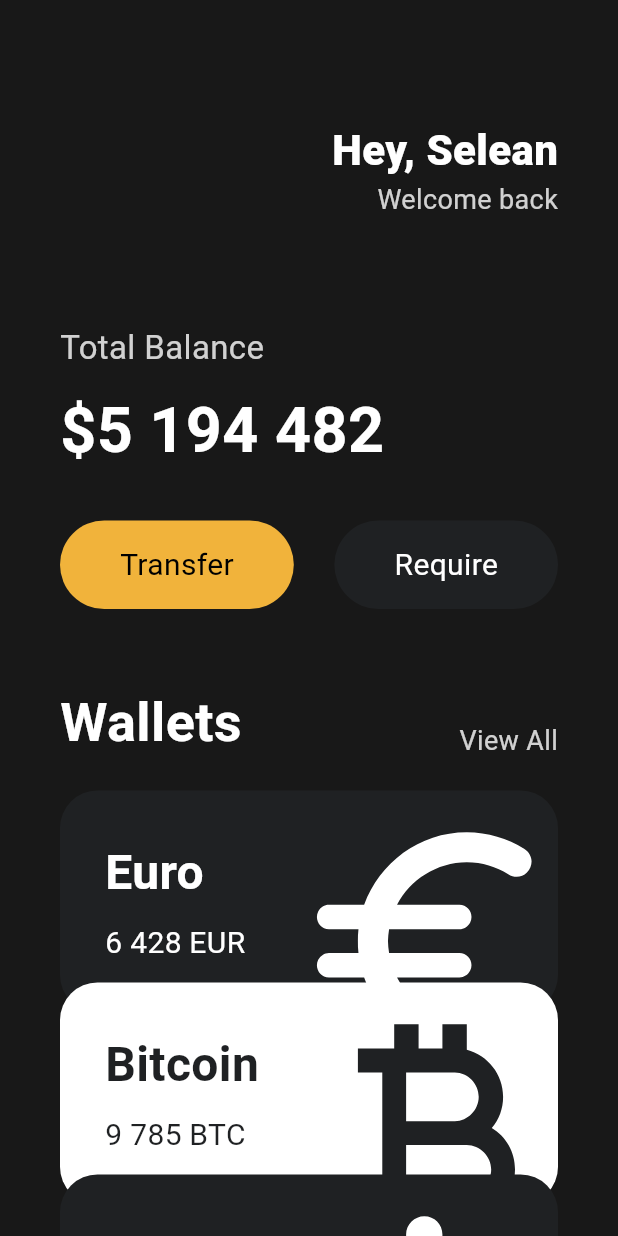
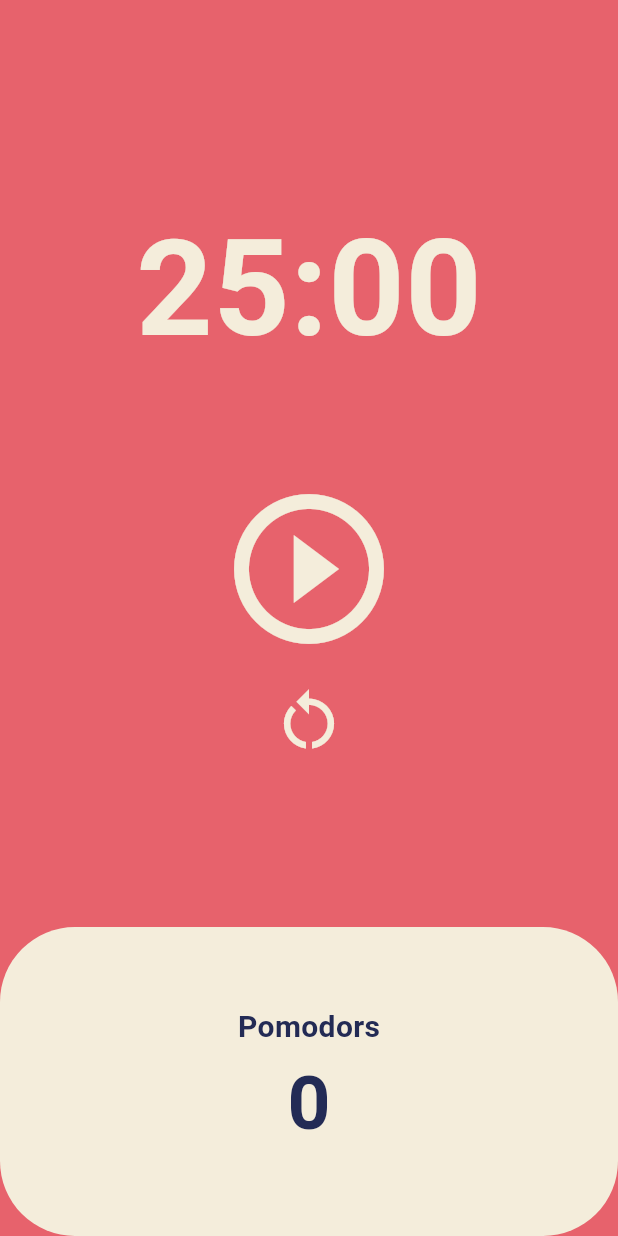
Before and after one commit to DenizKim1987/flutter_clone_toonflix, a Flutter app: the screen it shows after launch, on a phone screen of 412 x 824 dp. Run offline on Flutter 3.47's test engine with Material 3 defaults, Android fonts, the phone set to English and light mode, and no system bars.

Commit message:
pomodoro clone

```diff
--- a/lib/main.dart
+++ b/lib/main.dart
@@ -1,8 +1,6 @@
 import 'package:flutter/cupertino.dart';
 import 'package:flutter/material.dart';
-import 'package:flutter/widgets.dart';
-import 'package:toontlix/widgets/button.dart';
-import 'package:toontlix/widgets/currency_card.dart';
+import 'package:toontlix/screens/home_screen.dart';
 
 void main() {
   runApp(const App());
@@ -14,137 +12,18 @@ class App extends StatelessWidget {
   @override
   Widget build(BuildContext context) {
     return MaterialApp(
-      home: Scaffold(
-        backgroundColor: const Color(0xFF181818),
-        body: SingleChildScrollView(
-          child: Padding(
-            padding: const EdgeInsets.symmetric(horizontal: 40),
-            child: Column(
-              crossAxisAlignment: CrossAxisAlignment.start,
-              children: [
-                const SizedBox(
-                  height: 80,
-                ),
-                Row(
-                  mainAxisAlignment: MainAxisAlignment.end,
-                  children: [
-                    Column(
-                      crossAxisAlignment: CrossAxisAlignment.end,
-                      children: [
-                        const Text(
-                          'Hey, Selean',
-                          style: TextStyle(
-                            color: Colors.white,
-                            fontSize: 28,
-                            fontWeight: FontWeight.w800,
-                          ),
-                        ),
-                        Text(
-                          'Welcome back',
-                          style: TextStyle(
-                            color: Colors.white.withOpacity(0.8),
-                            fontSize: 18,
-                          ),
-                        ),
-                      ],
-                    )
-                  ],
-                ),
-                const SizedBox(
-                  height: 70,
-                ),
-                Text(
-                  'Total Balance',
-                  style: TextStyle(
-                    fontSize: 22,
-                    color: Colors.white.withOpacity(0.8),
-                  ),
-                ),
-                const SizedBox(
-                  height: 10,
-                ),
-                const Text(
-                  '\$5 194 482',
-                  style: TextStyle(
-                    fontSize: 42,
-                    fontWeight: FontWeight.w600,
-                    color: Colors.white,
-                  ),
-                ),
-                const SizedBox(
-                  height: 30,
-                ),
-                const Row(
-                  mainAxisAlignment: MainAxisAlignment.spaceBetween,
-                  children: [
-                    Button(
-                      text: 'Transfer',
-                      bgColor: Color(0xfff1b33b),
-                      textColor: Colors.black,
-                    ),
-                    Button(
-                      text: 'Require',
-                      bgColor: Color(0xff1f2123),
-                      textColor: Colors.white,
-                    ),
-                  ],
-                ),
-                const SizedBox(
-                  height: 50,
-                ),
-                Row(
-                  crossAxisAlignment: CrossAxisAlignment.end,
-                  mainAxisAlignment: MainAxisAlignment.spaceBetween,
-                  children: [
-                    const Text(
-                      'Wallets',
-                      style: TextStyle(
-                        color: Colors.white,
-                        fontSize: 36,
-                        fontWeight: FontWeight.w600,
-                      ),
-                    ),
-                    Text(
-                      'View All',
-                      style: TextStyle(
-                        color: Colors.white.withOpacity(0.8),
-                        fontSize: 18,
-                      ),
-                    ),
-                  ],
-                ),
-                const SizedBox(
-                  height: 20,
-                ),
-                const CurrencyCard(
-                  name: 'Euro',
-                  code: 'EUR',
-                  amount: '6 428',
-                  icon: Icons.euro_rounded,
-                  isInverted: false,
-                  order: 1,
-                ),
-                const CurrencyCard(
-                  name: 'Bitcoin',
-                  code: 'BTC',
-                  amount: '9 785',
-                  icon: Icons.currency_bitcoin_outlined,
-                  isInverted: true,
-                  order: 2,
-                ),
-                const CurrencyCard(
-                  name: 'Dollar',
-                  code: 'USD',
-                  amount: '428',
-                  icon: Icons.attach_money_rounded,
-                  isInverted: false,
-                  order: 3,
-                ),
-              ],
-            ),
+      theme: ThemeData(
+        colorScheme: ColorScheme.fromSwatch(
+          backgroundColor: const Color(0xFFE7626C),
+        ),
+        textTheme: const TextTheme(
+          displayLarge: TextStyle(
+            color: Color(0xFF232B55),
           ),
         ),
+        cardColor: const Color(0xFFF4EDDB),
       ),
+      home: const HomeScreen(),
     );
   }
 }
--- /dev/null
+++ b/lib/screens/home_screen.dart
@@ -0,0 +1,157 @@
+import 'dart:async';
+
+import 'package:flutter/cupertino.dart';
+import 'package:flutter/material.dart';
+import 'package:flutter/widgets.dart';
+
+class HomeScreen extends StatefulWidget {
+  const HomeScreen({super.key});
+
+  @override
+  State<HomeScreen> createState() => _HomeScreenState();
+}
+
+class _HomeScreenState extends State<HomeScreen> {
+  static const twentyFiveMinutes = 1500;
+  int totalSeconds = twentyFiveMinutes;
+  bool isRunning = false;
+  int totalPomodors = 0;
+  late Timer timer;
+
+  void onTick(Timer timer) {
+    if (totalSeconds == 0) {
+      setState(() {
+        totalPomodors = totalPomodors + 1;
+        isRunning = false;
+        totalSeconds = twentyFiveMinutes;
+      });
+      timer.cancel();
+    } else {
+      setState(() {
+        totalSeconds = totalSeconds - 1;
+      });
+    }
+  }
+
+  void onStartPressed() {
+    timer = Timer.periodic(
+      const Duration(seconds: 1),
+      onTick,
+    );
+    setState(() {
+      isRunning = true;
+    });
+  }
+
+  void onPausePressed() {
+    timer.cancel();
+    setState(() {
+      isRunning = false;
+    });
+  }
+
+  void reset() {
+    timer.cancel();
+    setState(() {
+      isRunning = false;
+      totalSeconds = 1500;
+    });
+  }
+
+  String format(int seconds) {
+    var duration = Duration(seconds: seconds);
+    return duration.toString().split('.').first.substring(2, 7);
+  }
+
+  @override
+  Widget build(BuildContext context) {
+    return Scaffold(
+        backgroundColor: Theme.of(context).colorScheme.background,
+        body: Column(
+          children: [
+            Flexible(
+              flex: 1,
+              child: Container(
+                alignment: Alignment.bottomCenter,
+                child: Transform.translate(
+                  offset: const Offset(0, 50),
+                  child: Text(
+                    format(totalSeconds),
+                    style: TextStyle(
+                      color: Theme.of(context).cardColor,
+                      fontSize: 89,
+                      fontWeight: FontWeight.w600,
+                    ),
+                  ),
+                ),
+              ),
+            ),
+            Flexible(
+              flex: 2,
+              child: Center(
+                child: Column(
+                  mainAxisAlignment: MainAxisAlignment.center,
+                  children: [
+                    IconButton(
+                      iconSize: 120,
+                      color: Theme.of(context).cardColor,
+                      onPressed: isRunning ? onPausePressed : onStartPressed,
+                      icon: Icon(isRunning
+                          ? Icons.pause_circle_outline_outlined
+                          : Icons.play_circle_outline_outlined),
+                    ),
+                    IconButton(
+                      iconSize: 50,
+                      color: Theme.of(context).cardColor,
+                      onPressed: reset,
+                      icon: const Icon(Icons.restart_alt),
+                    )
+                  ],
+                ),
+              ),
+            ),
+            Flexible(
+              flex: 1,
+              child: Row(
+                children: [
+                  Expanded(
+                    child: Container(
+                      decoration: BoxDecoration(
+                          color: Theme.of(context).cardColor,
+                          borderRadius: BorderRadius.circular(50)),
+                      child: Column(
+                        mainAxisAlignment: MainAxisAlignment.center,
+                        children: [
+                          Text(
+                            'Pomodors',
+                            style: TextStyle(
+                              fontSize: 20,
+                              fontWeight: FontWeight.w600,
+                              color: Theme.of(context)
+                                  .textTheme
+                                  .displayLarge!
+                                  .color,
+                            ),
+                          ),
+                          Text(
+                            '$totalPomodors',
+                            style: TextStyle(
+                              fontSize: 50,
+                              fontWeight: FontWeight.w600,
+                              color: Theme.of(context)
+                                  .textTheme
+                                  .displayLarge!
+                                  .color,
+                            ),
+                          ),
+                        ],
+                      ),
+                    ),
+                  ),
+                ],
+              ),
+            ),
+          ],
+        ));
+  }
+}
--- a/lib/widgets/button.dart
+++ /dev/null
@@ -1,37 +0,0 @@
-import 'package:flutter/material.dart';
-
-class Button extends StatelessWidget {
-  final String text;
-  final Color bgColor;
-  final Color textColor;
-
-  const Button({
-    super.key,
-    required this.text,
-    required this.bgColor,
-    required this.textColor,
-  });
-
-  @override
-  Widget build(BuildContext context) {
-    return Container(
-      decoration: BoxDecoration(
-        color: bgColor,
-        borderRadius: BorderRadius.circular(45),
-      ),
-      child: Padding(
-        padding: const EdgeInsets.symmetric(
-          vertical: 15,
-          horizontal: 40,
-        ),
-        child: Text(
-          text,
-          style: TextStyle(
-            fontSize: 20,
-            color: textColor,
-          ),
-        ),
-      ),
-    );
-  }
-}
--- a/lib/widgets/currency_card.dart
+++ /dev/null
@@ -1,93 +0,0 @@
-import 'package:flutter/material.dart';
-
-class CurrencyCard extends StatelessWidget {
-  final String name, code, amount;
-  final IconData icon;
-  final bool isInverted;
-  final double order;
-
-  final _blackColor = const Color(0xff1f2123);
-
-  const CurrencyCard({
-    super.key,
-    required this.name,
-    required this.code,
-    required this.amount,
-    required this.icon,
-    required this.isInverted,
-    required this.order,
-  });
-
-  @override
-  Widget build(BuildContext context) {
-    return Transform.translate(
-      offset: Offset(0, -20 * (order - 1)),
-      child: Container(
-        clipBehavior: Clip.hardEdge,
-        decoration: BoxDecoration(
-          color: isInverted ? Colors.white : _blackColor,
-          borderRadius: BorderRadius.circular(25),
-        ),
-        child: Padding(
-          padding: const EdgeInsets.all(30),
-          child: Row(
-            mainAxisAlignment: MainAxisAlignment.spaceBetween,
-            children: [
-              Column(
-                crossAxisAlignment: CrossAxisAlignment.start,
-                children: [
-                  Text(
-                    name,
-                    style: TextStyle(
-                      color: isInverted ? _blackColor : Colors.white,
-                      fontSize: 32,
-                      fontWeight: FontWeight.w600,
-                    ),
-                  ),
-                  const SizedBox(
-                    height: 10,
-                  ),
-                  Row(
-                    children: [
-                      Text(
-                        amount,
-                        style: TextStyle(
-                          color: isInverted ? _blackColor : Colors.white,
-                          fontSize: 20,
-                        ),
-                      ),
-                      const SizedBox(
-                        width: 5,
-                      ),
-                      Text(
-                        code,
-                        style: TextStyle(
-                          color: isInverted ? _blackColor : Colors.white,
-                          fontSize: 20,
-                        ),
-                      ),
-                    ],
-                  ),
-                ],
-              ),
-              Transform.scale(
-                scale: 2.2,
-                child: Transform.translate(
-                  offset: const Offset(
-                    -5,
-                    12,
-                  ),
-                  child: Icon(
-                    icon,
-                    color: isInverted ? _blackColor : Colors.white,
-                    size: 88,
-                  ),
-                ),
-              )
-            ],
-          ),
-        ),
-      ),
-    );
-  }
-}
```
